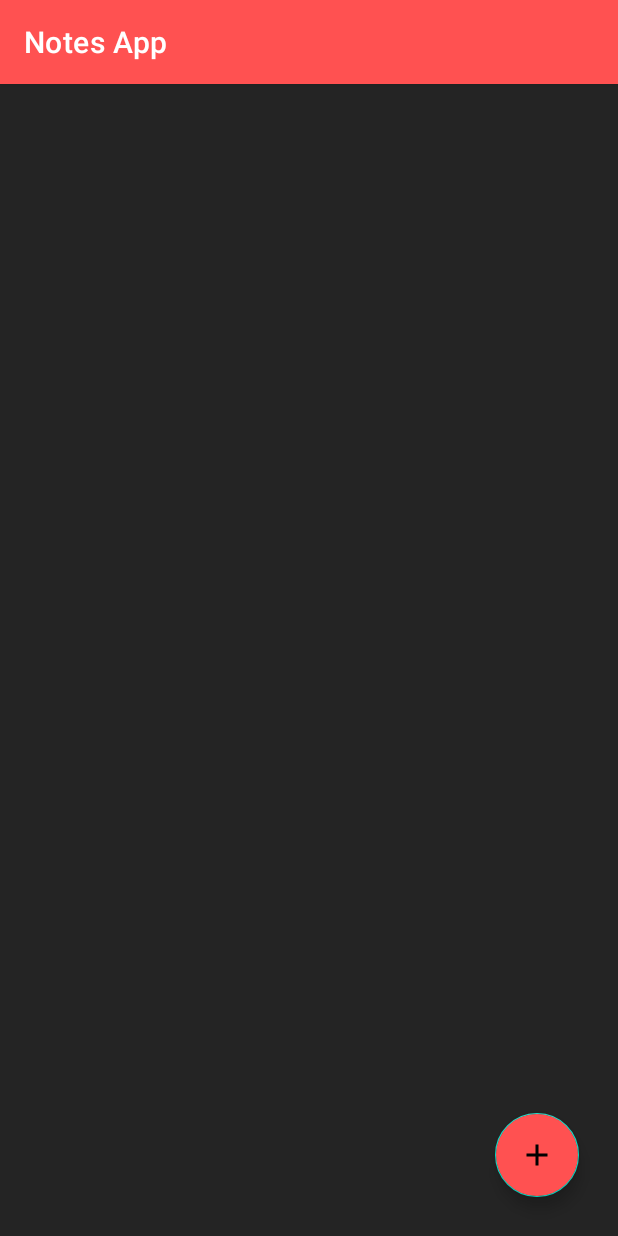
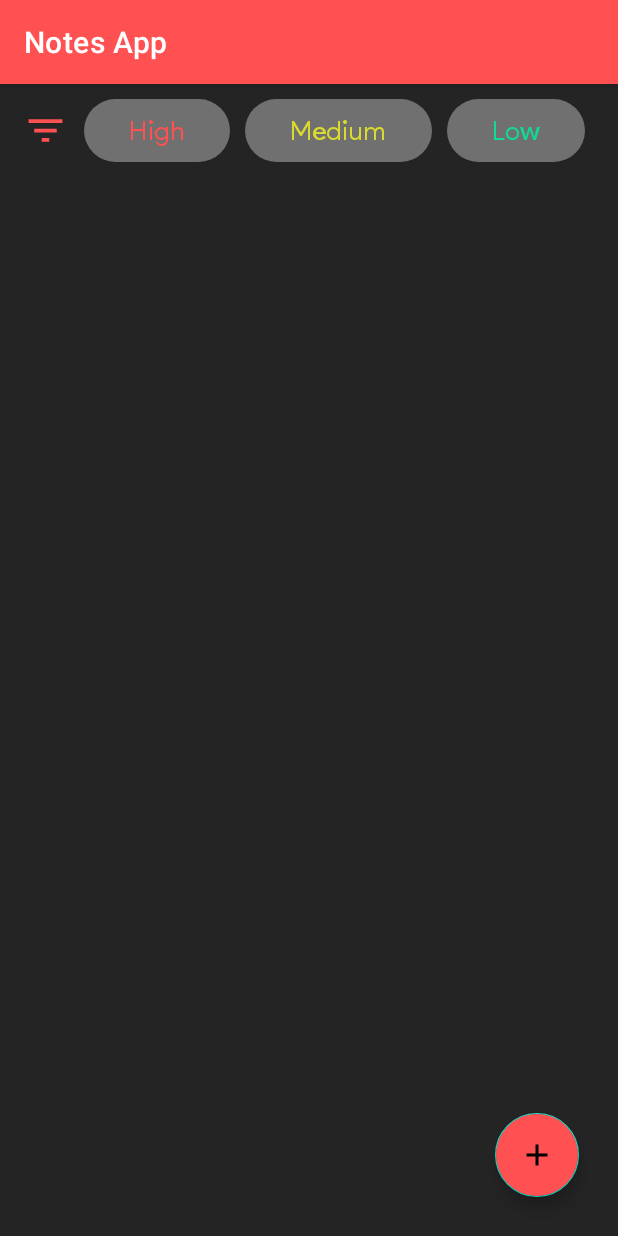
Before and after one commit to Raghavarya2002/NotesMaker, an Android app: the screen it shows after launch (MainActivity), on a phone screen of 412 x 824 dp. Run offline under Robolectric (Android 15) with nearby library versions, the phone set to English and light mode, and no system bars; our stand-ins replace Room's generated code, navigation-ui; 1 statement that could not run was skipped.

Commit message:
Filtering UI done

```diff
--- /dev/null
+++ b/app/src/main/res/drawable/btn_filter_shape.xml
@@ -0,0 +1,8 @@
+<?xml version="1.0" encoding="utf-8"?>
+<shape xmlns:android="http://schemas.android.com/apk/res/android"
+    android:shape="rectangle">
+    <solid android:color="#707070" />
+    <corners android:radius="150dp" />
+
+
+</shape>
--- /dev/null
+++ b/app/src/main/res/drawable/ic_baseline_filter_list_24.xml
@@ -0,0 +1,10 @@
+<vector xmlns:android="http://schemas.android.com/apk/res/android"
+    android:width="24dp"
+    android:height="24dp"
+    android:tint="#FF5151"
+    android:viewportWidth="24"
+    android:viewportHeight="24">
+    <path
+        android:fillColor="@android:color/white"
+        android:pathData="M10,18h4v-2h-4v2zM3,6v2h18L21,6L3,6zM6,13h12v-2L6,11v2z" />
+</vector>
--- a/app/src/main/res/layout/fragment_home.xml
+++ b/app/src/main/res/layout/fragment_home.xml
@@ -11,15 +11,92 @@
         android:layout_width="match_parent"
         android:layout_height="match_parent">
 
+        <LinearLayout
+            android:id="@+id/linearlayout"
+            android:layout_width="match_parent"
+            android:layout_height="wrap_content"
+            android:layout_margin="10dp"
+            android:gravity="center_vertical"
+            android:orientation="horizontal"
+            app:layout_constraintBottom_toTopOf="@+id/rcvAllNotes"
+            app:layout_constraintEnd_toEndOf="parent"
+            app:layout_constraintStart_toStartOf="parent"
+            app:layout_constraintTop_toTopOf="parent">
+
+            <ImageView
+                android:layout_width="30dp"
+                android:layout_height="30dp"
+                android:layout_margin="5dp"
+
+                android:background="@drawable/ic_baseline_filter_list_24"
+
+                />
+
+            <TextView
+                android:id="@+id/filterHigh"
+                android:layout_width="wrap_content"
+                android:layout_height="wrap_content"
+                android:layout_marginStart="5dp"
+                android:background="@drawable/btn_filter_shape"
+                android:fontFamily="@font/regular"
+                android:paddingStart="30dp"
+                android:paddingTop="10dp"
+                android:paddingEnd="30dp"
+                android:paddingBottom="10dp"
+                android:text="@string/high"
+                android:textColor="@color/red_color"
+                android:textSize="18sp"
+
+
+                />
+
+            <TextView
+                android:id="@+id/filterMedium"
+                android:layout_width="wrap_content"
+                android:layout_height="wrap_content"
+                android:layout_marginStart="10dp"
+                android:background="@drawable/btn_filter_shape"
+                android:fontFamily="@font/regular"
+                android:paddingStart="30dp"
+                android:paddingTop="10dp"
+                android:paddingEnd="30dp"
+                android:paddingBottom="10dp"
+                android:text="@string/medium"
+                android:textColor="@color/yellow_color"
+                android:textSize="18sp"
+
+
+                />
+
+            <TextView
+                android:id="@+id/filterLow"
+                android:layout_width="wrap_content"
+                android:layout_height="wrap_content"
+                android:layout_marginStart="10dp"
+                android:background="@drawable/btn_filter_shape"
+                android:fontFamily="@font/regular"
+                android:paddingStart="30dp"
+                android:paddingTop="10dp"
+                android:paddingEnd="30dp"
+                android:paddingBottom="10dp"
+                android:text="@string/low"
+                android:textColor="@color/green_color"
+                android:textSize="18sp"
+
+
+                />
+
+
+        </LinearLayout>
+
         <androidx.recyclerview.widget.RecyclerView
             android:id="@+id/rcvAllNotes"
             android:layout_width="match_parent"
-            android:layout_height="match_parent"
-
+            android:layout_height="0dp"
+            app:layout_constraintStart_toStartOf="parent"
             app:layout_constraintBottom_toBottomOf="parent"
-            app:layout_constraintBottom_toTopOf="@+id/btnAddNotes"
             app:layout_constraintEnd_toEndOf="parent"
-            app:layout_constraintTop_toTopOf="parent" />
+            app:layout_constraintTop_toBottomOf="@+id/linearlayout" />
 
 
         <com.google.android.material.floatingactionbutton.FloatingActionButton
--- a/app/src/main/res/values/strings.xml
+++ b/app/src/main/res/values/strings.xml
@@ -7,4 +7,7 @@
     <string name="hello_blank_fragment">Hello blank fragment</string>
     <string name="title1">Title</string>
     <string name="subtitle1">subtitle</string>
+    <string name="high">High</string>
+    <string name="medium">Medium</string>
+    <string name="low">Low</string>
 </resources>
```
Also changed, not shown: app/src/main/filter-playstore.png (added).
